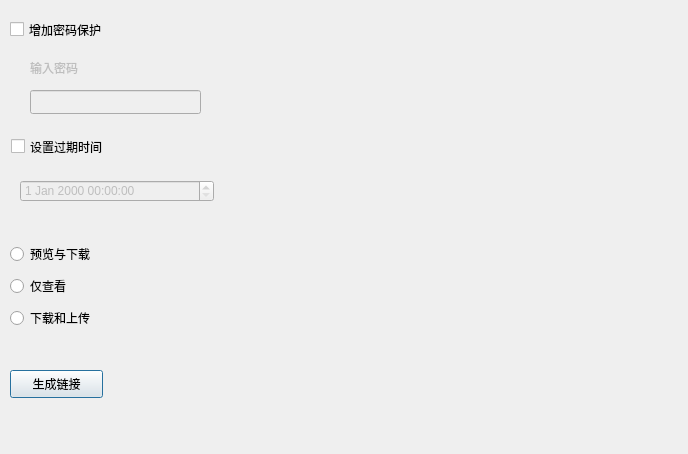
Old version of the form ShareConf.ui in the repository luoxuanzao/seafile-python.
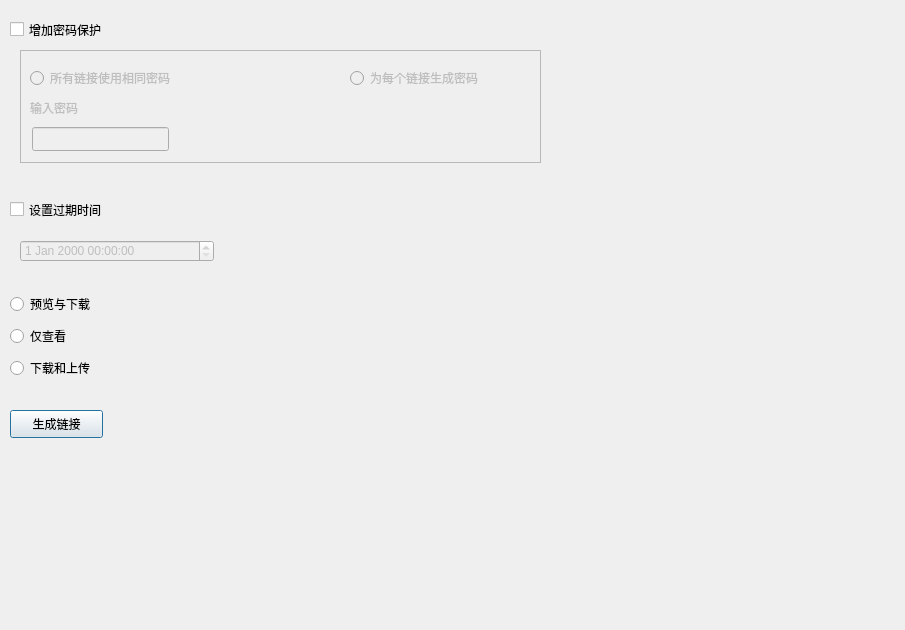
New version of the form.

Commit message: feat: 选择相同密码 或 自动生成密码

Patch:
```diff
--- a/ShareConf.ui
+++ b/ShareConf.ui
@@ -6,8 +6,8 @@
    <rect>
     <x>0</x>
     <y>0</y>
-    <width>688</width>
-    <height>454</height>
+    <width>905</width>
+    <height>630</height>
    </rect>
   </property>
   <property name="windowTitle">
@@ -20,7 +20,7 @@
    <property name="geometry">
     <rect>
      <x>10</x>
-     <y>370</y>
+     <y>410</y>
      <width>93</width>
      <height>28</height>
     </rect>
@@ -51,8 +51,8 @@
    </property>
    <property name="geometry">
     <rect>
-     <x>11</x>
-     <y>137</y>
+     <x>10</x>
+     <y>200</y>
      <width>117</width>
      <height>19</height>
     </rect>
@@ -65,7 +65,7 @@
    <property name="geometry">
     <rect>
      <x>10</x>
-     <y>240</y>
+     <y>290</y>
      <width>124</width>
      <height>93</height>
     </rect>
@@ -103,35 +103,6 @@
     </item>
    </layout>
   </widget>
-  <widget class="QLabel" name="label">
-   <property name="enabled">
-    <bool>false</bool>
-   </property>
-   <property name="geometry">
-    <rect>
-     <x>30</x>
-     <y>60</y>
-     <width>171</width>
-     <height>15</height>
-    </rect>
-   </property>
-   <property name="text">
-    <string>输入密码</string>
-   </property>
-  </widget>
-  <widget class="QLineEdit" name="password">
-   <property name="enabled">
-    <bool>false</bool>
-   </property>
-   <property name="geometry">
-    <rect>
-     <x>30</x>
-     <y>90</y>
-     <width>171</width>
-     <height>24</height>
-    </rect>
-   </property>
-  </widget>
   <widget class="QDateTimeEdit" name="Expiration">
    <property name="enabled">
     <bool>false</bool>
@@ -139,12 +110,86 @@
    <property name="geometry">
     <rect>
      <x>20</x>
-     <y>180</y>
+     <y>240</y>
      <width>194</width>
      <height>22</height>
     </rect>
    </property>
   </widget>
+  <widget class="QFrame" name="frame">
+   <property name="enabled">
+    <bool>false</bool>
+   </property>
+   <property name="geometry">
+    <rect>
+     <x>20</x>
+     <y>50</y>
+     <width>521</width>
+     <height>113</height>
+    </rect>
+   </property>
+   <property name="frameShape">
+    <enum>QFrame::StyledPanel</enum>
+   </property>
+   <property name="frameShadow">
+    <enum>QFrame::Raised</enum>
+   </property>
+   <widget class="QRadioButton" name="samePassword">
+    <property name="geometry">
+     <rect>
+      <x>10</x>
+      <y>20</y>
+      <width>147</width>
+      <height>16</height>
+     </rect>
+    </property>
+    <property name="text">
+     <string>所有链接使用相同密码</string>
+    </property>
+   </widget>
+   <widget class="QLineEdit" name="password">
+    <property name="enabled">
+     <bool>false</bool>
+    </property>
+    <property name="geometry">
+     <rect>
+      <x>12</x>
+      <y>77</y>
+      <width>137</width>
+      <height>24</height>
+     </rect>
+    </property>
+   </widget>
+   <widget class="QLabel" name="label">
+    <property name="enabled">
+     <bool>false</bool>
+    </property>
+    <property name="geometry">
+     <rect>
+      <x>10</x>
+      <y>50</y>
+      <width>48</width>
+      <height>16</height>
+     </rect>
+    </property>
+    <property name="text">
+     <string>输入密码</string>
+    </property>
+   </widget>
+   <widget class="QRadioButton" name="generatePassword">
+    <property name="geometry">
+     <rect>
+      <x>330</x>
+      <y>20</y>
+      <width>135</width>
+      <height>16</height>
+     </rect>
+    </property>
+    <property name="text">
+     <string>为每个链接生成密码</string>
+    </property>
+   </widget>
+  </widget>
  </widget>
  <tabstops>
   <tabstop>SetPassword</tabstop>
```
Left out of the diff: 119 changed lines with no effect on the pictures. The commit also changes 3 other files.
